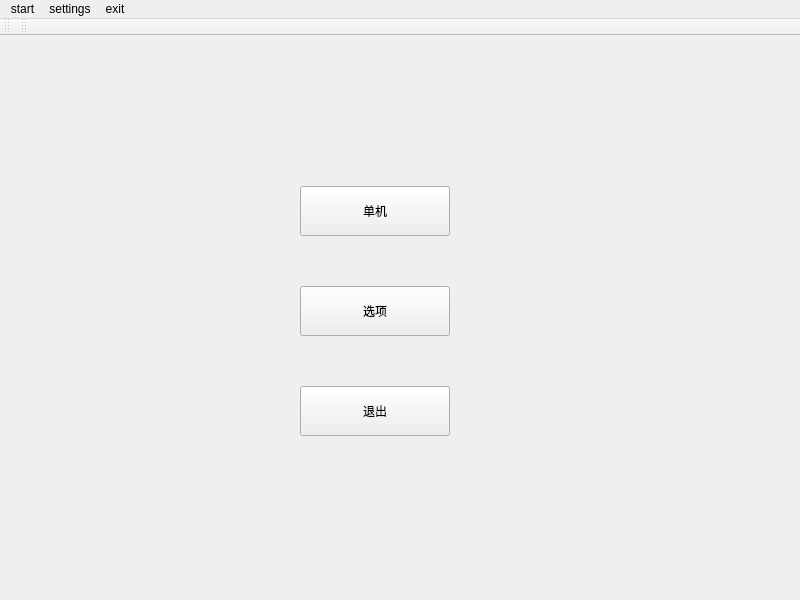
Qt form Snake/mainwindow.ui (lishurui0612/qtSnake) before a commit.
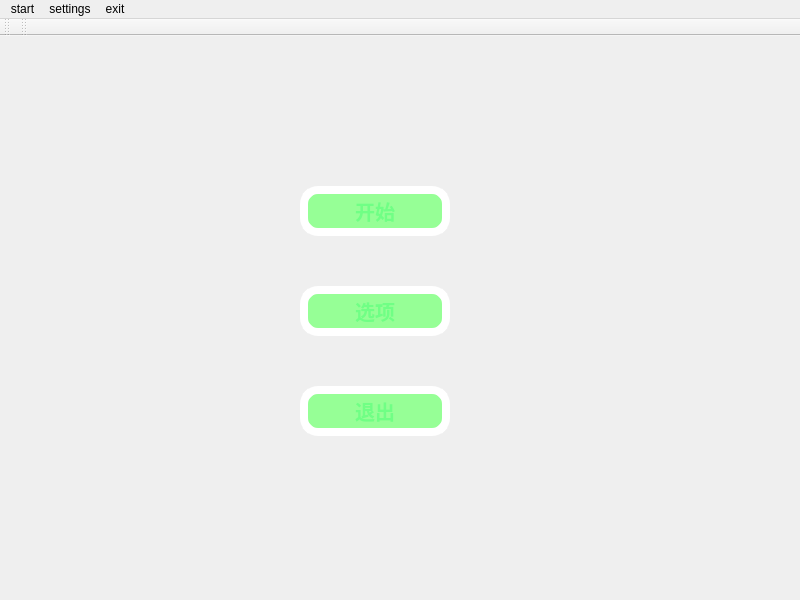
The same form after that commit. Icons and pictures are not drawn.

The edit to the form file:
```diff
--- a/Snake/mainwindow.ui
+++ b/Snake/mainwindow.ui
@@ -13,6 +13,11 @@
   <property name="windowTitle">
    <string>贪吃蛇</string>
   </property>
+  <property name="styleSheet">
+   <string notr="true">
+
+</string>
+  </property>
   <widget class="QWidget" name="centralWidget">
    <widget class="QPushButton" name="pushButton">
     <property name="geometry">
@@ -23,8 +28,42 @@
       <height>50</height>
      </rect>
     </property>
+    <property name="styleSheet">
+     <string notr="true">QPushButton{
+                   background-color:rgb(150,255,150);
+                   border-style:outset;                
+                   border-width:8px;                   
+                   border-radius:18px;                   
+                   border-color:rgb(255,255,255);
+                   font:bold 20px; 
+				 color:rgba(102,255,129,200);                                                                 
+                   padding:6px;                          
+                   
+}
+ QPushButton:pressed{
+                   background-color:rgba(100,200,150,200);
+                   border-color:rgba(255,255,255,30);
+                   border-style:inset;
+                   color:rgba(255,127,0,100);
+                   }
+                 
+ QPushButton:hover{
+ 				background-color:rgba(100,255,150,200);
+                  border-color:rgba(255,255,255,200);
+                  color:rgba(255,127,0,200);
+                   }</string>
+    </property>
     <property name="text">
-     <string>单机</string>
+     <string>开始</string>
+    </property>
+    <property name="autoDefault">
+     <bool>false</bool>
+    </property>
+    <property name="default">
+     <bool>false</bool>
+    </property>
+    <property name="flat">
+     <bool>false</bool>
     </property>
    </widget>
    <widget class="QPushButton" name="pushButton_2">
@@ -36,6 +75,31 @@
       <height>50</height>
      </rect>
     </property>
+    <property name="styleSheet">
+     <string notr="true">QPushButton{
+                   background-color:rgb(150,255,150);
+                   border-style:outset;                
+                   border-width:8px;                   
+                   border-radius:18px;                   
+                   border-color:rgb(255,255,255);
+                   font:bold 20px; 
+				 color:rgba(102,255,129,200);                                                                 
+                   padding:6px;                          
+                   
+}
+ QPushButton:pressed{
+                   background-color:rgba(100,200,150,200);
+                   border-color:rgba(255,255,255,30);
+                   border-style:inset;
+                   color:rgba(255,127,0,100);
+                   }
+                 
+ QPushButton:hover{
+ 				background-color:rgba(100,255,150,200);
+                  border-color:rgba(255,255,255,200);
+                  color:rgba(255,127,0,200);
+                   }</string>
+    </property>
     <property name="text">
      <string>选项</string>
     </property>
@@ -49,6 +113,31 @@
       <height>50</height>
      </rect>
     </property>
+    <property name="styleSheet">
+     <string notr="true">QPushButton{
+                   background-color:rgb(150,255,150);
+                   border-style:outset;                
+                   border-width:8px;                   
+                   border-radius:18px;                   
+                   border-color:rgb(255,255,255);
+                   font:bold 20px; 
+				 color:rgba(102,255,129,200);                                                                 
+                   padding:6px;                          
+                   
+}
+ QPushButton:pressed{
+                   background-color:rgba(100,200,150,200);
+                   border-color:rgba(255,255,255,30);
+                   border-style:inset;
+                   color:rgba(255,127,0,100);
+                   }
+                 
+ QPushButton:hover{
+ 				background-color:rgba(100,255,150,200);
+                  border-color:rgba(255,255,255,200);
+                  color:rgba(255,127,0,200);
+                   }</string>
+    </property>
     <property name="text">
      <string>退出</string>
     </property>
```
Left out of the diff: 6 changed lines with no effect on the pictures.
